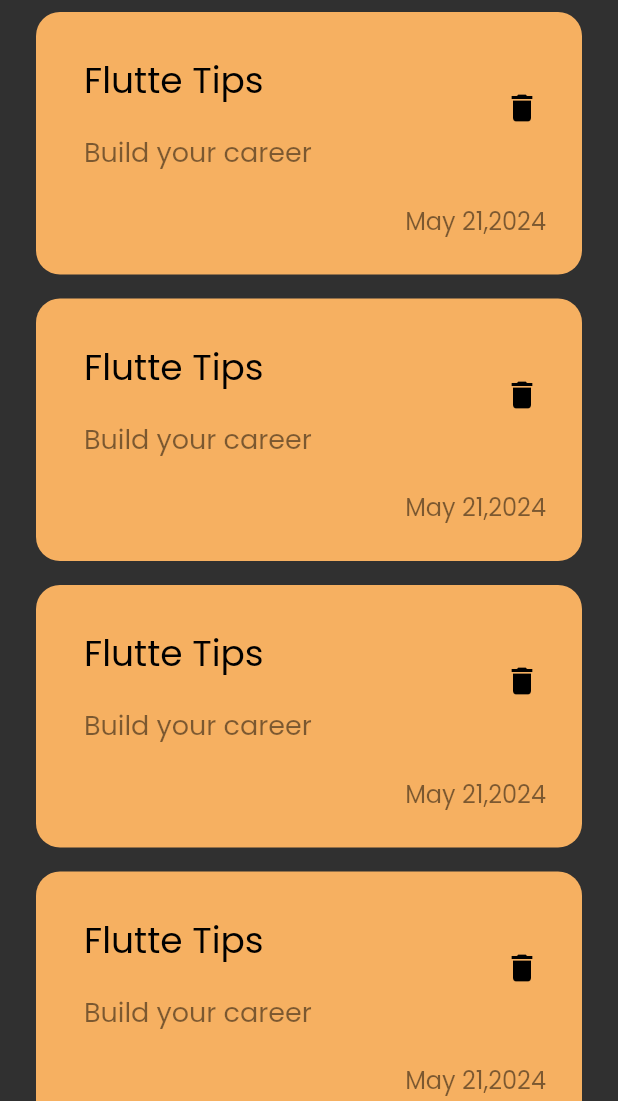
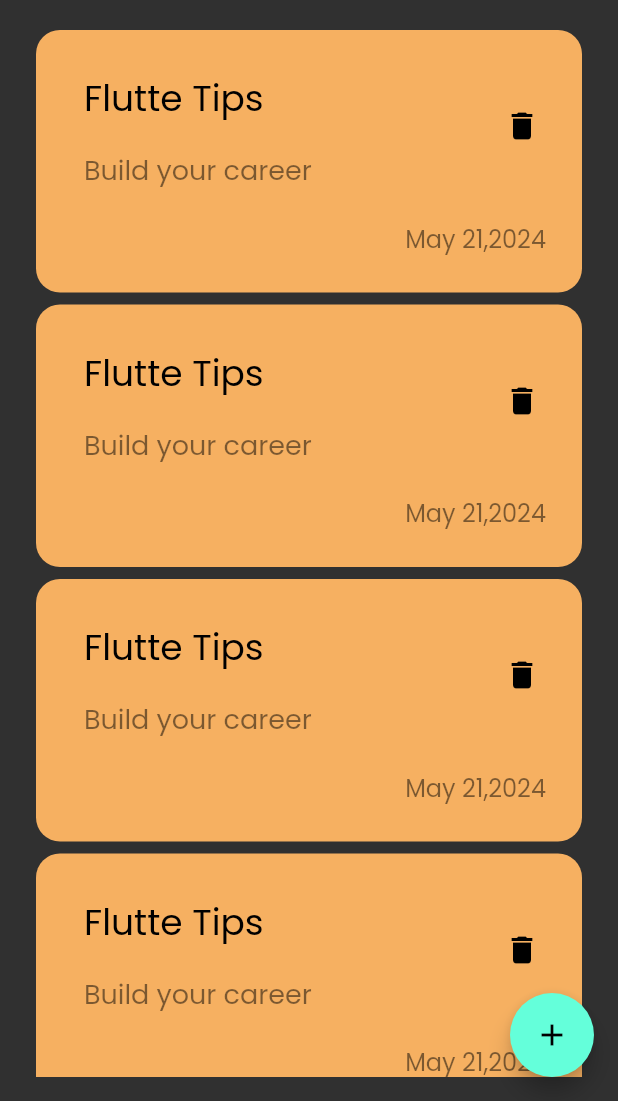
Before and after one commit to HadyAbdallah/Notes-App, a Flutter app: the screen it shows after launch, on a phone screen of 412 x 824 dp, the part 135-1236 px from its top. Run offline on Flutter 3.47's test engine with Material 2 defaults, Android fonts, the phone set to English and light mode, and no system bars.

Commit message:
Add Floating Action Button and Create  Bottom Sheet With input text field

```diff
--- a/lib/Views/NotesView.dart
+++ b/lib/Views/NotesView.dart
@@ -1,4 +1,5 @@
 import 'package:flutter/material.dart';
+import 'package:notes/Widgets/AddNoteBottomSheet.dart';
 
 import '../Widgets/NotesViewBody.dart';
 
@@ -7,8 +8,20 @@ class NotesView extends StatelessWidget {
   static String id = 'NotesView';
   @override
   Widget build(BuildContext context) {
-    return const Scaffold(
-      body: NotesViewBody(),
+    return Scaffold(
+      body: const NotesViewBody(),
+      floatingActionButton: FloatingActionButton(
+        onPressed: () {
+          showModalBottomSheet(
+              shape: RoundedRectangleBorder(
+                  borderRadius: BorderRadius.circular(16)),
+              context: context,
+              builder: (context) {
+                return const AddNoteBottomSheet();
+              });
+        },
+        child: const Icon(Icons.add),
+      ),
     );
   }
 }
--- a/lib/Widgets/NotesListView.dart
+++ b/lib/Widgets/NotesListView.dart
@@ -6,11 +6,17 @@ class NotesListView extends StatelessWidget {
 
   @override
   Widget build(BuildContext context) {
-    return Expanded(child: ListView.builder(itemBuilder: (context, index) {
-      return const Padding(
-        padding: EdgeInsets.symmetric(vertical: 8),
-        child: NoteItme(),
-      );
-    }));
+    return Expanded(
+        child: Padding(
+      padding: const EdgeInsets.symmetric(vertical: 16),
+      child: ListView.builder(
+          padding: EdgeInsets.zero,
+          itemBuilder: (context, index) {
+            return const Padding(
+              padding: EdgeInsets.symmetric(vertical: 4),
+              child: NoteItme(),
+            );
+          }),
+    ));
   }
 }
--- /dev/null
+++ b/lib/constants.dart
@@ -0,0 +1,3 @@
+import 'package:flutter/material.dart';
+
+const kPrimaryColor = Color(0xff62FCD7);
```
Also changed, not shown: lib/Widgets/AddNoteBottomSheet.dart (added, +15 -0 lines), lib/Widgets/CustomTextField.dart (added, +25 -0 lines).
